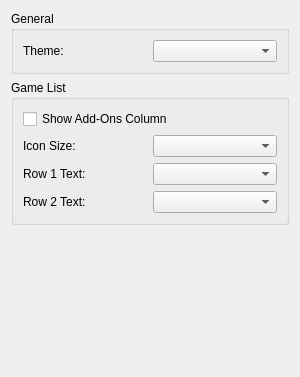
Above: src/yuzu/configuration/configure_ui.ui from formylover/yuzu-early-access before the change. Below: the same form after it.
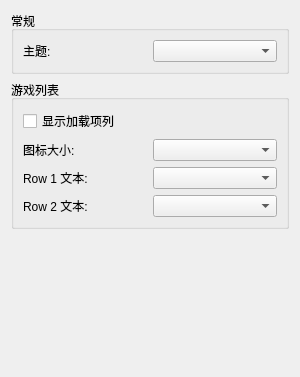
That is the form after the change.

```diff
--- a/src/yuzu/configuration/configure_ui.ui
+++ b/src/yuzu/configuration/configure_ui.ui
@@ -19,7 +19,7 @@
      <item>
       <widget class="QGroupBox" name="GeneralGroupBox">
        <property name="title">
-        <string>General</string>
+        <string>常规</string>
        </property>
        <layout class="QHBoxLayout" name="horizontalLayout">
         <item>
@@ -29,7 +29,7 @@
             <item>
              <widget class="QLabel" name="theme_label">
               <property name="text">
-               <string>Theme:</string>
+               <string>主题:</string>
               </property>
              </widget>
             </item>
@@ -46,7 +46,7 @@
      <item>
       <widget class="QGroupBox" name="GameListGroupBox">
        <property name="title">
-        <string>Game List</string>
+        <string>游戏列表</string>
        </property>
        <layout class="QHBoxLayout" name="GameListHorizontalLayout">
         <item>
@@ -54,7 +54,7 @@
           <item>
            <widget class="QCheckBox" name="show_add_ons">
             <property name="text">
-             <string>Show Add-Ons Column</string>
+             <string>显示加载项列</string>
             </property>
            </widget>
           </item>
@@ -63,7 +63,7 @@
             <item>
              <widget class="QLabel" name="icon_size_label">
               <property name="text">
-               <string>Icon Size:</string>
+               <string>图标大小:</string>
               </property>
              </widget>
             </item>
@@ -77,7 +77,7 @@
             <item>
              <widget class="QLabel" name="row_1_label">
               <property name="text">
-               <string>Row 1 Text:</string>
+               <string>Row 1 文本:</string>
               </property>
              </widget>
             </item>
@@ -91,7 +91,7 @@
             <item>
              <widget class="QLabel" name="row_2_label">
               <property name="text">
-               <string>Row 2 Text:</string>
+               <string>Row 2 文本:</string>
               </property>
              </widget>
             </item>
```
